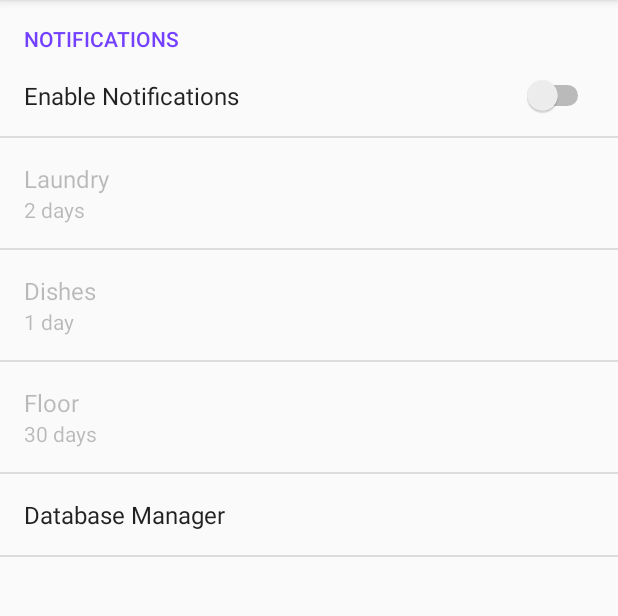
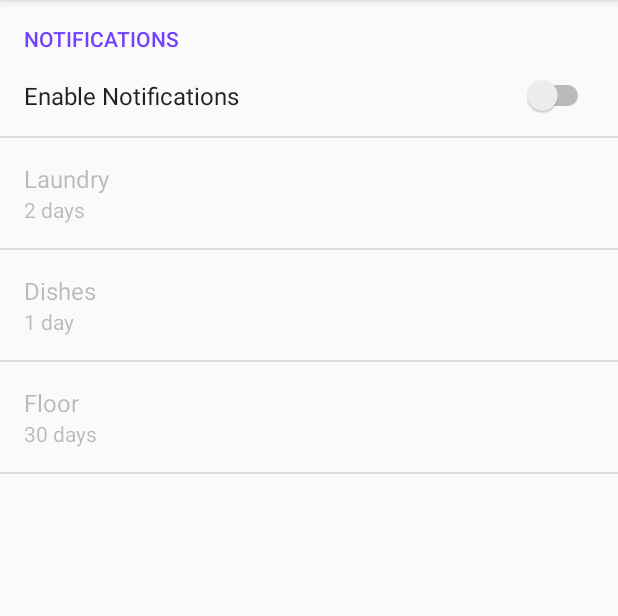
Before and after one commit to tiagoslucas/HomeManagement, an Android app: the fragment HomePreferencesFragment shown on its own in the app's theme, on a phone screen of 412 x 824 dp, the part 84-700 px from its top. Run offline under Robolectric (Android 15) with nearby library versions, the phone set to English and light mode, and no system bars; 2 statements that could not run were skipped.

Commit message:
Branch creation

```diff
--- a/app/build.gradle
+++ b/app/build.gradle
@@ -4,7 +4,7 @@ android {
     compileSdkVersion 27
     defaultConfig {
         applicationId "tiago.homemanagement"
-        minSdkVersion 23
+        minSdkVersion 25
         targetSdkVersion 26
         versionCode 1
         versionName "1.0"
--- a/app/src/main/AndroidManifest.xml
+++ b/app/src/main/AndroidManifest.xml
@@ -15,9 +15,6 @@
                 <category android:name="android.intent.category.LAUNCHER" />
             </intent-filter>
         </activity>
-        <activity
-            android:name="tiago.homemanagement.AndroidDatabaseManager"
-            android:parentActivityName=".PreferencesActivity"/>
         <activity
             android:name=".FloorActivity"
             android:label="@string/title_activity_floor"
--- a/app/src/main/java/tiago/homemanagement/HomePreferencesFragment.java
+++ b/app/src/main/java/tiago/homemanagement/HomePreferencesFragment.java
@@ -13,15 +13,6 @@ public class HomePreferencesFragment extends PreferenceFragment {
     public void onCreate(Bundle savedInstanceState) {
         super.onCreate(savedInstanceState);
         addPreferencesFromResource(R.xml.preferences);
-
-        Preference button = findPreference("database_manager");
-        button.setOnPreferenceClickListener(new Preference.OnPreferenceClickListener() {
-            @Override
-            public boolean onPreferenceClick(Preference preference) {
-                startActivity(new Intent(getContext(), AndroidDatabaseManager.class));
-                return true;
-            }
-        });
 
         Preference.OnPreferenceChangeListener changeListener = new Preference.OnPreferenceChangeListener() {
             public boolean onPreferenceChange(Preference preference, Object newValue) {
--- a/app/src/main/res/values/strings.xml
+++ b/app/src/main/res/values/strings.xml
@@ -43,7 +43,7 @@
     <string name="dishes_notification">Dishes Notification</string>
     <string name="floor_notification">Floor Notification</string>
     <string name="laundry_notification">Laundry Notification</string>
-    <string name="delete_item">Delete item?</string>
+    <string name="delete_item">Delete item</string>
     <string name="clear">Clear</string>
     <string name="new_item">New item</string>
 
--- a/app/src/main/res/xml/preferences.xml
+++ b/app/src/main/res/xml/preferences.xml
@@ -41,26 +41,4 @@
             android:persistent="false" />
 
     </PreferenceCategory>
-
-    <Preference
-        android:title="Database Manager"
-        android:key="database_manager"/>
-
-        <!--
-        Rain Propability NOT Working, API needs payment
-        See more: https://www.wunderground.com/weather/api/
-        <PreferenceCategory
-            android:key="rain_category"
-            android:title="RAIN PERCENTAGE">
-
-            <ListPreference
-                android:defaultValue="1"
-                android:entries="@array/pref_days"
-                android:entryValues="@array/pref_days"
-                android:key="rainy_days"
-                android:title="Time to estimate rain percentage"
-                android:summary="@string/dishes_default" />
-
-        </PreferenceCategory>
-        -->
 </PreferenceScreen>
```
Also changed, not shown: app/src/main/java/tiago/homemanagement/DatabaseOpenHelper.java (+0 -43 lines), 1 other file.
